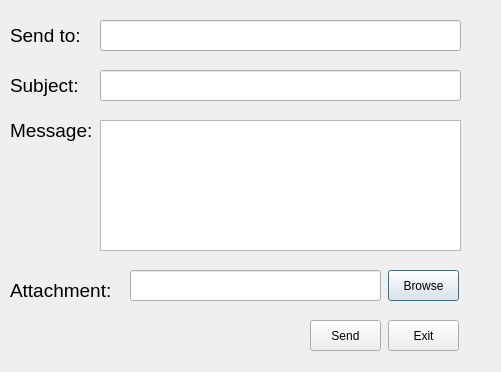
ratspeaker/descan, file Descan/forms/dialogmail.ui: the form before one commit.
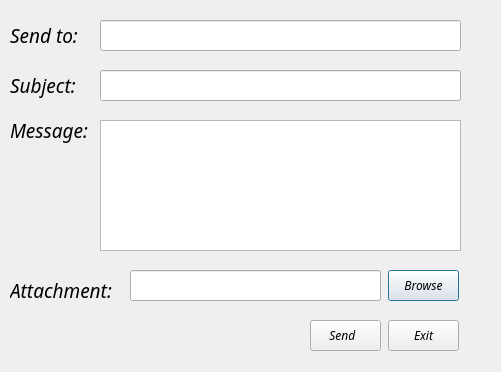
The form after the commit. Icons and pictures are not drawn.

The edit to the form file:
```diff
--- a/Descan/forms/dialogmail.ui
+++ b/Descan/forms/dialogmail.ui
@@ -22,6 +22,14 @@
      <height>41</height>
     </rect>
    </property>
+   <property name="font">
+    <font>
+     <family>Ubuntu Condensed</family>
+     <weight>50</weight>
+     <italic>true</italic>
+     <bold>false</bold>
+    </font>
+   </property>
    <property name="text">
     <string>&lt;html&gt;&lt;head/&gt;&lt;body&gt;&lt;p&gt;&lt;span style=&quot; font-size:14pt;&quot;&gt;Send to:&lt;/span&gt;&lt;/p&gt;&lt;/body&gt;&lt;/html&gt;</string>
    </property>
@@ -38,6 +46,12 @@
      <height>41</height>
     </rect>
    </property>
+   <property name="font">
+    <font>
+     <family>Ubuntu Condensed</family>
+     <italic>true</italic>
+    </font>
+   </property>
    <property name="text">
     <string>&lt;html&gt;&lt;head/&gt;&lt;body&gt;&lt;p&gt;&lt;span style=&quot; font-size:14pt;&quot;&gt;Subject:&lt;/span&gt;&lt;/p&gt;&lt;/body&gt;&lt;/html&gt;</string>
    </property>
@@ -74,6 +88,12 @@
      <height>41</height>
     </rect>
    </property>
+   <property name="font">
+    <font>
+     <family>Ubuntu Condensed</family>
+     <italic>true</italic>
+    </font>
+   </property>
    <property name="text">
     <string>&lt;html&gt;&lt;head/&gt;&lt;body&gt;&lt;p&gt;&lt;span style=&quot; font-size:14pt;&quot;&gt;Message:&lt;/span&gt;&lt;/p&gt;&lt;/body&gt;&lt;/html&gt;</string>
    </property>
@@ -100,6 +120,12 @@
      <height>41</height>
     </rect>
    </property>
+   <property name="font">
+    <font>
+     <family>Ubuntu Condensed</family>
+     <italic>true</italic>
+    </font>
+   </property>
    <property name="text">
     <string>&lt;html&gt;&lt;head/&gt;&lt;body&gt;&lt;p&gt;&lt;span style=&quot; font-size:14pt;&quot;&gt;Attachment:&lt;/span&gt;&lt;/p&gt;&lt;/body&gt;&lt;/html&gt;</string>
    </property>
@@ -126,6 +152,12 @@
      <height>31</height>
     </rect>
    </property>
+   <property name="font">
+    <font>
+     <family>Ubuntu Condensed</family>
+     <italic>true</italic>
+    </font>
+   </property>
    <property name="text">
     <string>Browse</string>
    </property>
@@ -139,8 +171,22 @@
      <height>31</height>
     </rect>
    </property>
+   <property name="font">
+    <font>
+     <family>Ubuntu Condensed</family>
+     <italic>true</italic>
+    </font>
+   </property>
+   <property name="layoutDirection">
+    <enum>Qt::RightToLeft</enum>
+   </property>
    <property name="text">
-    <string>Send</string>
+    <string>Send  </string>
+   </property>
+   <property name="icon">
+    <iconset>
+     <selectedon>:/icons/icons/send-mail.png</selectedon>
+    </iconset>
    </property>
   </widget>
   <widget class="QPushButton" name="pbExit">
@@ -152,6 +198,12 @@
      <height>31</height>
     </rect>
    </property>
+   <property name="font">
+    <font>
+     <family>Ubuntu Condensed</family>
+     <italic>true</italic>
+    </font>
+   </property>
    <property name="text">
     <string>Exit</string>
    </property>
```
